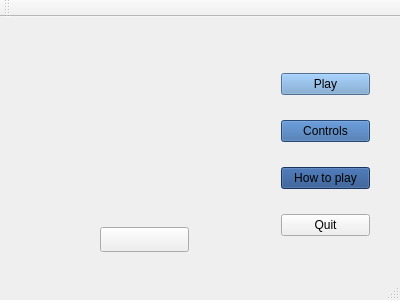
First picture: the form in mainmenuwindow.ui, repository MATF-RS19/RS021-the-traveler, before the edit.
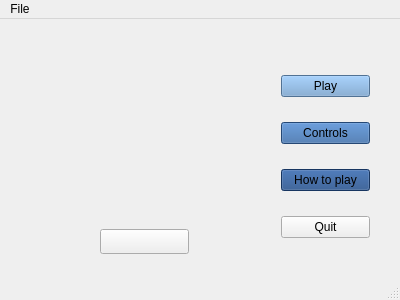
Second picture: the form after the edit.

The edit to the form file:
```diff
--- a/mainmenuwindow.ui
+++ b/mainmenuwindow.ui
@@ -612,14 +612,13 @@
      <height>22</height>
     </rect>
    </property>
-  </widget>
-  <widget class="QToolBar" name="mainToolBar">
-   <attribute name="toolBarArea">
-    <enum>TopToolBarArea</enum>
-   </attribute>
-   <attribute name="toolBarBreak">
-    <bool>false</bool>
-   </attribute>
+   <widget class="QMenu" name="menuFile">
+    <property name="title">
+     <string>File</string>
+    </property>
+    <addaction name="actionSettings"/>
+   </widget>
+   <addaction name="menuFile"/>
   </widget>
   <widget class="QStatusBar" name="statusBar"/>
  </widget>
```
Left out of the diff: 5 changed lines with no effect on the pictures.
